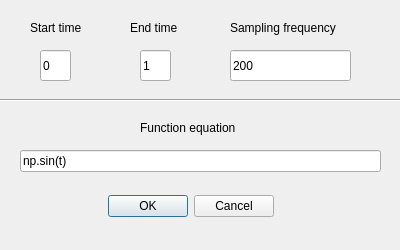
Qt form NewSignalBox.ui (piotrlgol/Mechatronic-System-Identification) before a commit.
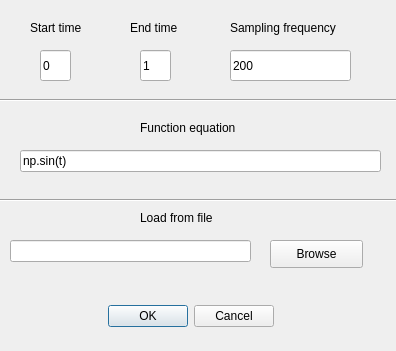
The same form after that commit.

The edit to the form file:
```diff
--- a/NewSignalBox.ui
+++ b/NewSignalBox.ui
@@ -6,8 +6,8 @@
    <rect>
     <x>0</x>
     <y>0</y>
-    <width>400</width>
-    <height>250</height>
+    <width>396</width>
+    <height>351</height>
    </rect>
   </property>
   <property name="windowTitle">
@@ -17,7 +17,7 @@
    <property name="geometry">
     <rect>
      <x>20</x>
-     <y>190</y>
+     <y>300</y>
      <width>341</width>
      <height>32</height>
     </rect>
@@ -149,6 +149,55 @@
     <enum>Qt::Horizontal</enum>
    </property>
   </widget>
+  <widget class="Line" name="line_2">
+   <property name="geometry">
+    <rect>
+     <x>0</x>
+     <y>190</y>
+     <width>401</width>
+     <height>20</height>
+    </rect>
+   </property>
+   <property name="orientation">
+    <enum>Qt::Horizontal</enum>
+   </property>
+  </widget>
+  <widget class="QLabel" name="fileLabel">
+   <property name="geometry">
+    <rect>
+     <x>140</x>
+     <y>210</y>
+     <width>91</width>
+     <height>16</height>
+    </rect>
+   </property>
+   <property name="text">
+    <string>Load from file</string>
+   </property>
+  </widget>
+  <widget class="QLineEdit" name="FilePathLine">
+   <property name="geometry">
+    <rect>
+     <x>10</x>
+     <y>240</y>
+     <width>241</width>
+     <height>22</height>
+    </rect>
+   </property>
+  </widget>
+  <widget class="QPushButton" name="BrowseButton">
+   <property name="geometry">
+    <rect>
+     <x>270</x>
+     <y>240</y>
+     <width>93</width>
+     <height>28</height>
+    </rect>
+   </property>
+   <property name="text">
+    <string>Browse</string>
+   </property>
+  </widget>
  </widget>
  <resources/>
  <connections>
```
